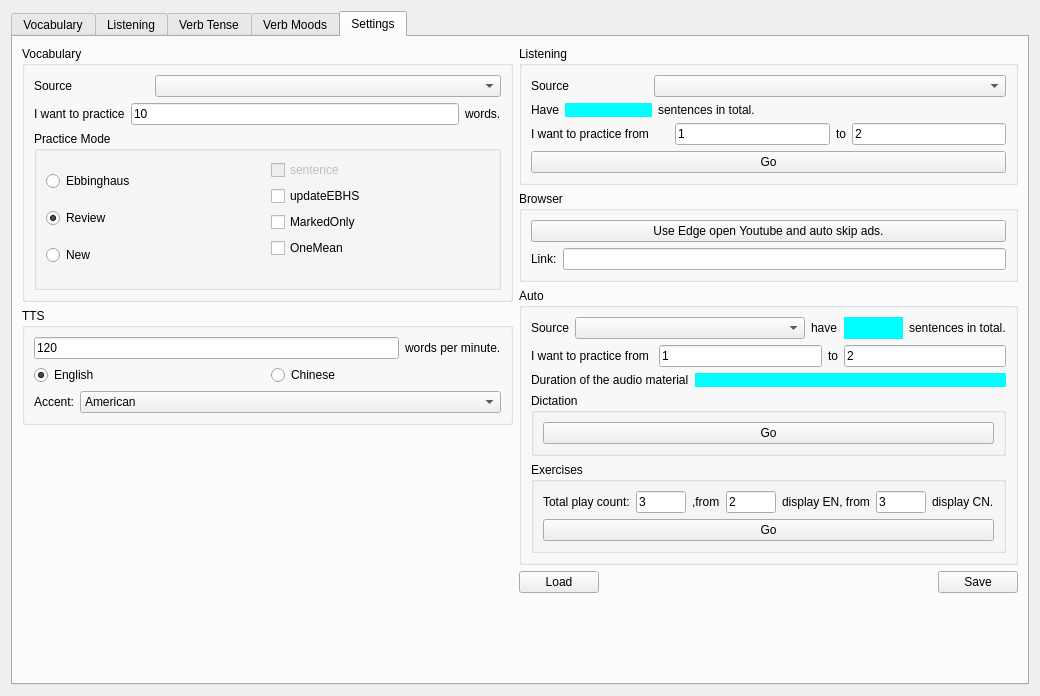
Before: the Qt Designer form ui/EnglishPractice.ui in SuWeipeng/EnglishPractice, drawn with Qt 5.
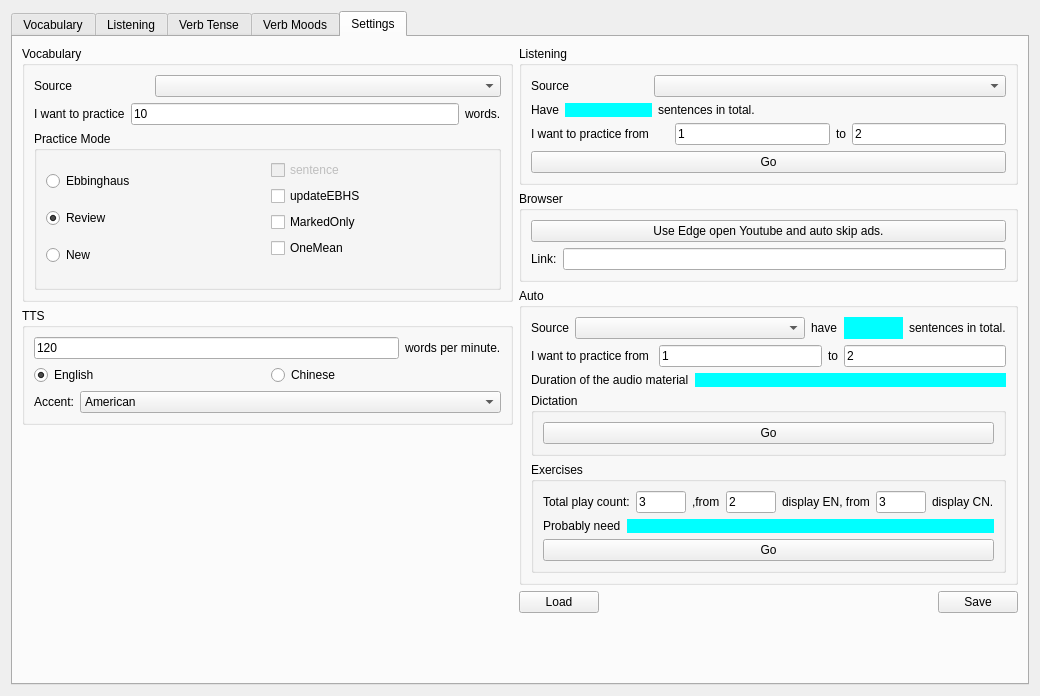
After: the same form once the commit is applied. The open tabs and pages were chosen to show the change.

Commit message: Add Auto Mode

The edit to the form file:
```diff
--- a/ui/EnglishPractice.ui
+++ b/ui/EnglishPractice.ui
@@ -4495,6 +4495,33 @@
                  </item>
                 </layout>
                </item>
+               <item>
+                <layout class="QHBoxLayout" name="horizontalLayout_67">
+                 <item>
+                  <widget class="QLabel" name="label_111">
+                   <property name="sizePolicy">
+                    <sizepolicy hsizetype="Fixed" vsizetype="Preferred">
+                     <horstretch>0</horstretch>
+                     <verstretch>0</verstretch>
+                    </sizepolicy>
+                   </property>
+                   <property name="text">
+                    <string>Probably need</string>
+                   </property>
+                  </widget>
+                 </item>
+                 <item>
+                  <widget class="QLabel" name="label_112">
+                   <property name="styleSheet">
+                    <string notr="true">background-color: Cyan</string>
+                   </property>
+                   <property name="text">
+                    <string/>
+                   </property>
+                  </widget>
+                 </item>
+                </layout>
+               </item>
                <item>
                 <widget class="QPushButton" name="pushButton_30">
                  <property name="text">
```
The commit also changes 1 other file.
